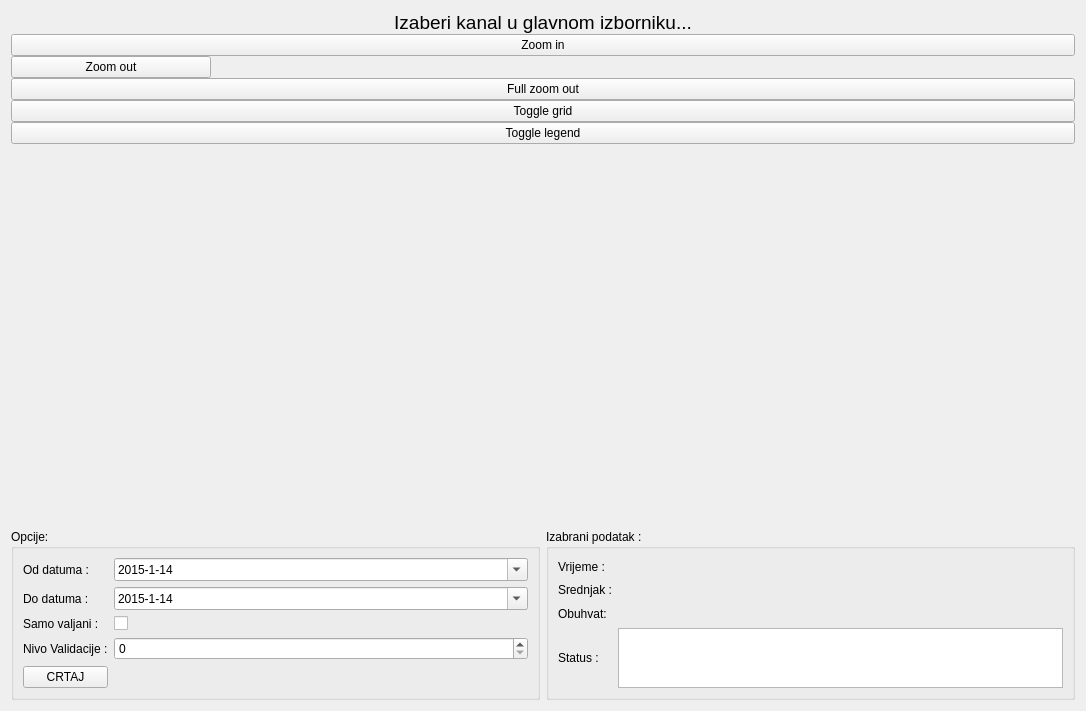
kluksa/kontrola-podataka, file app/view/ui_files/visednevni_prikaz.ui: the form before one commit.
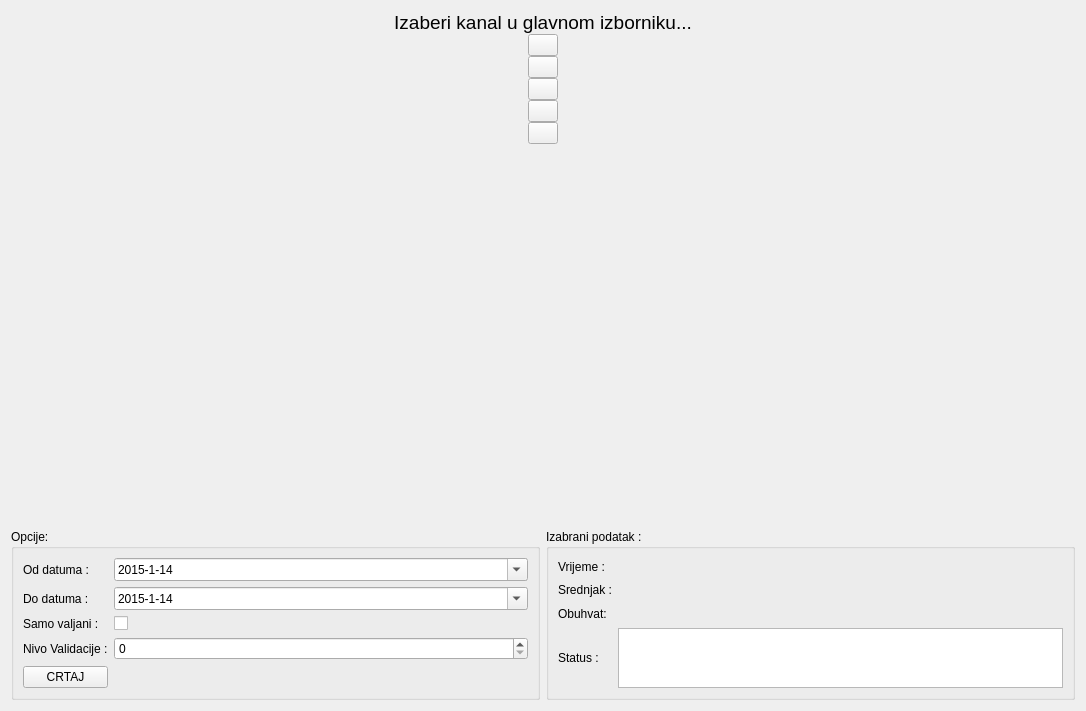
The form after the commit.

Patch:
```diff
--- a/app/view/ui_files/visednevni_prikaz.ui
+++ b/app/view/ui_files/visednevni_prikaz.ui
@@ -52,8 +52,14 @@
         <layout class="QVBoxLayout" name="verticalLayout_3">
          <item>
           <widget class="QPushButton" name="zoomInRestSatni">
+           <property name="maximumSize">
+            <size>
+             <width>30</width>
+             <height>30</height>
+            </size>
+           </property>
            <property name="text">
-            <string>Zoom in</string>
+            <string/>
            </property>
           </widget>
          </item>
@@ -67,26 +73,38 @@
            </property>
            <property name="maximumSize">
             <size>
-             <width>200</width>
-             <height>16777215</height>
+             <width>30</width>
+             <height>30</height>
             </size>
            </property>
            <property name="text">
-            <string>Zoom out</string>
+            <string/>
            </property>
           </widget>
          </item>
          <item>
           <widget class="QPushButton" name="zoomOutRestSatniFull">
+           <property name="maximumSize">
+            <size>
+             <width>30</width>
+             <height>30</height>
+            </size>
+           </property>
            <property name="text">
-            <string>Full zoom out</string>
+            <string/>
            </property>
           </widget>
          </item>
          <item>
           <widget class="QPushButton" name="toggleGridRestSatni">
+           <property name="maximumSize">
+            <size>
+             <width>30</width>
+             <height>30</height>
+            </size>
+           </property>
            <property name="text">
-            <string>Toggle grid</string>
+            <string/>
            </property>
            <property name="checkable">
             <bool>true</bool>
@@ -95,8 +113,14 @@
          </item>
          <item>
           <widget class="QPushButton" name="toggleLegendRestSatni">
+           <property name="maximumSize">
+            <size>
+             <width>30</width>
+             <height>30</height>
+            </size>
+           </property>
            <property name="text">
-            <string>Toggle legend</string>
+            <string/>
            </property>
            <property name="checkable">
             <bool>true</bool>
```
